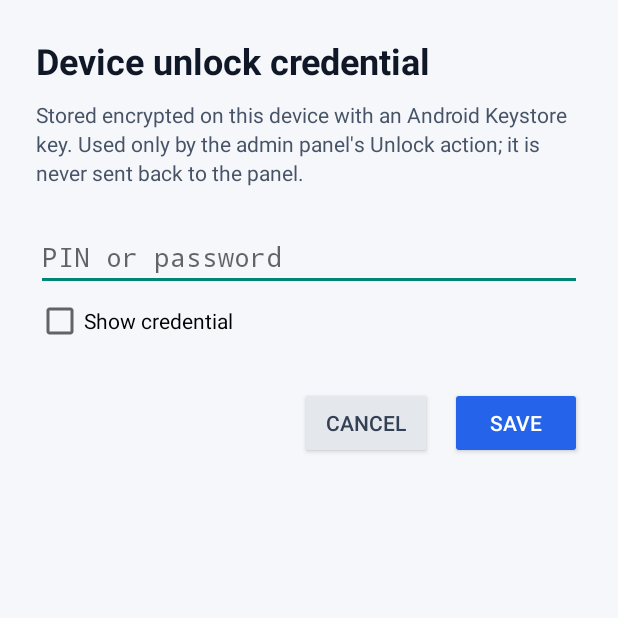
After one commit to terotest65-dotcom/RC-Agent, an Android app: the EnrollUnlockActivity screen opened directly, with no data from a screen before it, on a phone screen of 412 x 824 dp, the top half of it. The commit adds this screen. Run offline under Robolectric (Android 15) with nearby library versions, the phone set to English and light mode, and no system bars.

Commit message:
Add on-device unlock credential enrollment
- Post a one-time notification after the first manual unlock when the
  device is secure and no credential is stored.
- Add a local enrollment activity that writes the credential with the
  same Keystore key; the value never traverses the relay.
- Add an Enroll action to the agent status sheet and expose the stored
  state there.
- Re-arm the prompt when the credential is cleared.

```diff
--- /dev/null
+++ b/android/app/src/main/java/com/acme/rc/device/EnrollUnlockActivity.kt
@@ -0,0 +1,87 @@
+package com.acme.rc.device
+
+import android.app.Activity
+import android.os.Bundle
+import android.text.method.PasswordTransformationMethod
+import android.view.WindowManager
+import android.view.inputmethod.EditorInfo
+import android.widget.Button
+import android.widget.CheckBox
+import android.widget.EditText
+import android.widget.TextView
+import android.widget.Toast
+import com.acme.rc.R
+import com.acme.rc.agent.AgentService
+
+/**
+ * Local, explicit enrollment screen for the device unlock credential.
+ *
+ * This is deliberately not part of the WebView and never sends the credential
+ * anywhere. It uses the same Keystore-backed store as the admin-panel flow.
+ */
+class EnrollUnlockActivity : Activity() {
+
+    override fun onCreate(savedInstanceState: Bundle?) {
+        super.onCreate(savedInstanceState)
+        window.setFlags(
+            WindowManager.LayoutParams.FLAG_SECURE,
+            WindowManager.LayoutParams.FLAG_SECURE
+        )
+        setContentView(R.layout.activity_enroll_unlock)
+
+        val input = findViewById<EditText>(R.id.enroll_secret)
+        val show = findViewById<CheckBox>(R.id.enroll_show)
+        val error = findViewById<TextView>(R.id.enroll_error)
+        val save = findViewById<Button>(R.id.enroll_save)
+        val cancel = findViewById<Button>(R.id.enroll_cancel)
+
+        input.requestFocus()
+        window.setSoftInputMode(WindowManager.LayoutParams.SOFT_INPUT_STATE_VISIBLE)
+
+        show.setOnCheckedChangeListener { _, checked ->
+            input.transformationMethod = if (checked) {
+                null
+            } else {
+                PasswordTransformationMethod.getInstance()
+            }
+            input.setSelection(input.text.length)
+        }
+
+        save.setOnClickListener { save(input, error) }
+        cancel.setOnClickListener { finish() }
+        input.setOnEditorActionListener { _, actionId, _ ->
+            if (actionId == EditorInfo.IME_ACTION_DONE) {
+                save(input, error)
+                true
+            } else {
+                false
+            }
+        }
+    }
+
+    private fun save(input: EditText, error: TextView) {
+        val secret = input.text.toString()
+        if (!DevicePin.isValid(secret)) {
+            error.text = getString(
+                R.string.enroll_invalid,
+                DevicePin.MIN_LENGTH,
+                DevicePin.MAX_LENGTH
+            )
+            error.visibility = TextView.VISIBLE
+            return
+        }
+
+        try {
+            DevicePin.save(this, secret)
+            UnlockEnrollment.markPrompted(this)
+            UnlockEnrollment.cancel(this)
+            AgentService.instance?.refreshState()
+            Toast.makeText(this, R.string.enroll_saved, Toast.LENGTH_SHORT).show()
+            finish()
+        } catch (t: Throwable) {
+            error.text = getString(R.string.enroll_failed) + " " +
+                (t.message ?: t.javaClass.simpleName)
+            error.visibility = TextView.VISIBLE
+        }
+    }
+}
--- /dev/null
+++ b/android/app/src/main/res/layout/activity_enroll_unlock.xml
@@ -0,0 +1,85 @@
+<?xml version="1.0" encoding="utf-8"?>
+<ScrollView xmlns:android="http://schemas.android.com/apk/res/android"
+    android:layout_width="match_parent"
+    android:layout_height="match_parent"
+    android:background="#f5f7fb"
+    android:fillViewport="true">
+
+    <LinearLayout
+        android:layout_width="match_parent"
+        android:layout_height="wrap_content"
+        android:orientation="vertical"
+        android:padding="24dp">
+
+        <TextView
+            android:layout_width="match_parent"
+            android:layout_height="wrap_content"
+            android:text="@string/enroll_title"
+            android:textColor="#101828"
+            android:textSize="24sp"
+            android:textStyle="bold" />
+
+        <TextView
+            android:layout_width="match_parent"
+            android:layout_height="wrap_content"
+            android:layout_marginTop="10dp"
+            android:lineSpacingExtra="3dp"
+            android:text="@string/enroll_description"
+            android:textColor="#475467"
+            android:textSize="14sp" />
+
+        <EditText
+            android:id="@+id/enroll_secret"
+            android:layout_width="match_parent"
+            android:layout_height="wrap_content"
+            android:layout_marginTop="24dp"
+            android:hint="@string/enroll_hint"
+            android:imeOptions="actionDone"
+            android:importantForAutofill="no"
+            android:inputType="textPassword"
+            android:maxLength="64"
+            android:singleLine="true"
+            android:textSize="18sp" />
+
+        <CheckBox
+            android:id="@+id/enroll_show"
+            android:layout_width="wrap_content"
+            android:layout_height="wrap_content"
+            android:layout_marginTop="4dp"
+            android:text="@string/enroll_show" />
+
+        <TextView
+            android:id="@+id/enroll_error"
+            android:layout_width="match_parent"
+            android:layout_height="wrap_content"
+            android:layout_marginTop="8dp"
+            android:textColor="#b42318"
+            android:textSize="13sp"
+            android:visibility="gone" />
+
+        <LinearLayout
+            android:layout_width="match_parent"
+            android:layout_height="wrap_content"
+            android:layout_marginTop="28dp"
+            android:gravity="end"
+            android:orientation="horizontal">
+
+            <Button
+                android:id="@+id/enroll_cancel"
+                android:layout_width="wrap_content"
+                android:layout_height="wrap_content"
+                android:backgroundTint="#e4e7ec"
+                android:text="@string/enroll_cancel"
+                android:textColor="#344054" />
+
+            <Button
+                android:id="@+id/enroll_save"
+                android:layout_width="wrap_content"
+                android:layout_height="wrap_content"
+                android:layout_marginStart="12dp"
+                android:backgroundTint="#2563eb"
+                android:text="@string/enroll_save"
+                android:textColor="#ffffff" />
+        </LinearLayout>
+    </LinearLayout>
+</ScrollView>
--- a/android/app/src/main/res/values/strings.xml
+++ b/android/app/src/main/res/values/strings.xml
@@ -4,4 +4,18 @@
     <string name="a11y_description">Allows RC Agent to read the screen, take screenshots, and perform taps for internal macro runs.</string>
     <string name="notification_listener_label">RC Agent OTP reader</string>
     <string name="device_admin_label">RC Agent device admin</string>
+
+    <string name="enroll_title">Device unlock credential</string>
+    <string name="enroll_description">Stored encrypted on this device with an Android Keystore key. Used only by the admin panel\'s Unlock action; it is never sent back to the panel.</string>
+    <string name="enroll_hint">PIN or password</string>
+    <string name="enroll_show">Show credential</string>
+    <string name="enroll_save">Save</string>
+    <string name="enroll_cancel">Cancel</string>
+    <string name="enroll_invalid">Use %1$d–%2$d printable characters.</string>
+    <string name="enroll_saved">Unlock credential saved</string>
+    <string name="enroll_failed">Could not store the credential.</string>
+    <string name="enroll_notification_title">Save the unlock credential?</string>
+    <string name="enroll_notification_text">Let RC Agent unlock this device after it locks. The credential stays encrypted on this device.</string>
+    <string name="enroll_channel_name">Unlock credential</string>
+    <string name="enroll_channel_description">Ask the operator to save the device unlock PIN or password for remote unlock.</string>
 </resources>
```
Also changed, not shown: android/app/src/main/AndroidManifest.xml (+9 -0 lines), android/app/src/main/java/com/acme/rc/MainActivity.kt (+11 -0 lines), android/app/src/main/java/com/acme/rc/accessibility/RcAccessibilityService.kt (+57 -6 lines), android/app/src/main/java/com/acme/rc/agent/AgentService.kt (+8 -0 lines), android/app/src/main/java/com/acme/rc/device/UnlockEnrollment.kt (added, +98 -0 lines), 4 other files.
